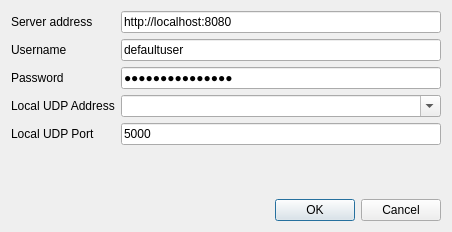
DmitryMI/PiTV, file PiTVDesktopViewer/PiTVDesktopViewer/EditServerDialog.ui: the form before one commit.
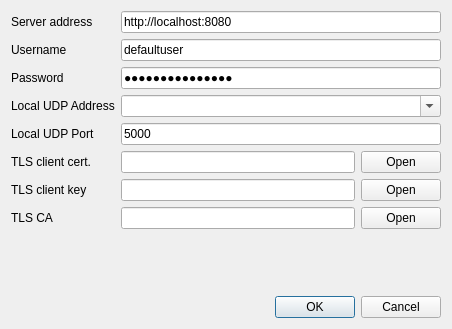
The form after the commit.

Commit message: ServerConfig saving algo improved

```diff
--- a/PiTVDesktopViewer/PiTVDesktopViewer/EditServerDialog.ui
+++ b/PiTVDesktopViewer/PiTVDesktopViewer/EditServerDialog.ui
@@ -7,7 +7,7 @@
     <x>0</x>
     <y>0</y>
     <width>452</width>
-    <height>232</height>
+    <height>329</height>
    </rect>
   </property>
   <property name="windowTitle">
@@ -92,6 +92,69 @@
        </property>
       </widget>
      </item>
+     <item row="5" column="0">
+      <widget class="QLabel" name="label_6">
+       <property name="text">
+        <string>TLS client cert.</string>
+       </property>
+      </widget>
+     </item>
+     <item row="6" column="0">
+      <widget class="QLabel" name="label_7">
+       <property name="text">
+        <string>TLS client key</string>
+       </property>
+      </widget>
+     </item>
+     <item row="7" column="0">
+      <widget class="QLabel" name="label_8">
+       <property name="text">
+        <string>TLS CA</string>
+       </property>
+      </widget>
+     </item>
+     <item row="5" column="1">
+      <layout class="QHBoxLayout" name="horizontalLayout">
+       <item>
+        <widget class="QLineEdit" name="clientCertPath"/>
+       </item>
+       <item>
+        <widget class="QPushButton" name="clientCertOpenButton">
+         <property name="text">
+          <string>Open</string>
+         </property>
+        </widget>
+       </item>
+      </layout>
+     </item>
+     <item row="6" column="1">
+      <layout class="QHBoxLayout" name="horizontalLayout_2">
+       <item>
+        <widget class="QLineEdit" name="clientKeyPath"/>
+       </item>
+       <item>
+        <widget class="QPushButton" name="clientKeyOpenButton">
+         <property name="text">
+          <string>Open</string>
+         </property>
+        </widget>
+       </item>
+      </layout>
+     </item>
+     <item row="7" column="1">
+      <layout class="QHBoxLayout" name="horizontalLayout_3">
+       <item>
+        <widget class="QLineEdit" name="caPath"/>
+       </item>
+       <item>
+        <widget class="QPushButton" name="caOpenButton">
+         <property name="text">
+          <string>Open</string>
+         </property>
+        </widget>
+       </item>
+      </layout>
+     </item>
     </layout>
    </item>
    <item>
```
The commit also changes 6 other files.
